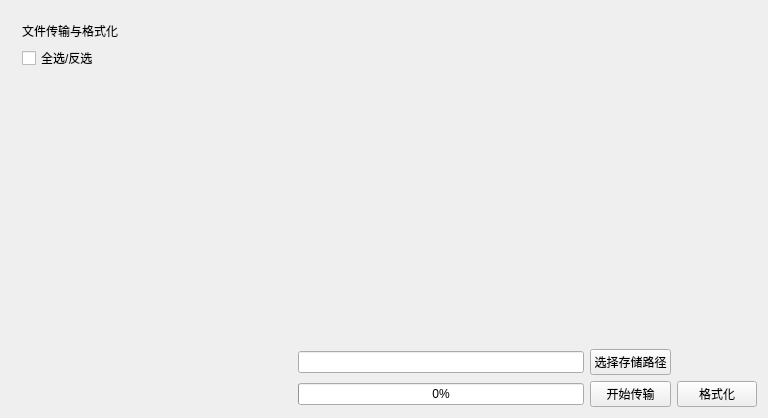
First picture: the form in ImageProcess/DirectTransfer.ui, repository eric1987/ImageProcess, before the edit.
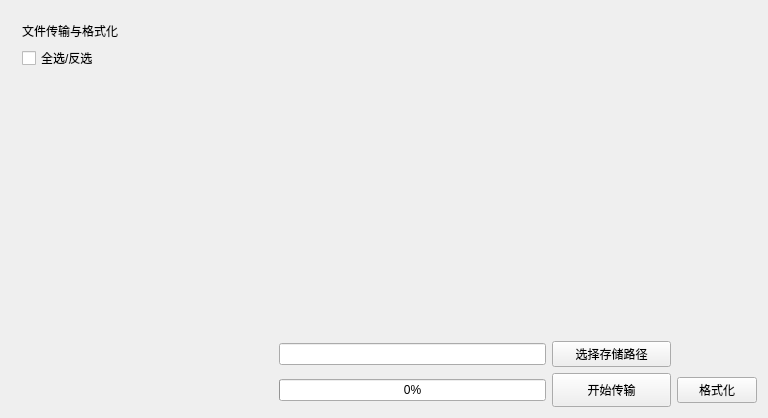
Second picture: the form after the edit.

Commit message: add direct transfer and format.

Patch:
```diff
--- a/ImageProcess/DirectTransfer.ui
+++ b/ImageProcess/DirectTransfer.ui
@@ -63,13 +63,6 @@
        </property>
       </widget>
      </item>
-     <item row="1" column="2">
-      <widget class="QPushButton" name="startTransfer">
-       <property name="text">
-        <string>开始传输</string>
-       </property>
-      </widget>
-     </item>
      <item row="0" column="0">
       <spacer name="horizontalSpacer">
        <property name="orientation">
@@ -83,6 +76,25 @@
        </property>
       </spacer>
      </item>
+     <item row="1" column="2">
+      <widget class="QToolButton" name="startTransfer">
+       <property name="minimumSize">
+        <size>
+         <width>119</width>
+         <height>34</height>
+        </size>
+       </property>
+       <property name="baseSize">
+        <size>
+         <width>119</width>
+         <height>34</height>
+        </size>
+       </property>
+       <property name="text">
+        <string>开始传输</string>
+       </property>
+      </widget>
+     </item>
     </layout>
    </item>
   </layout>
```
The commit also changes 12 other files.
